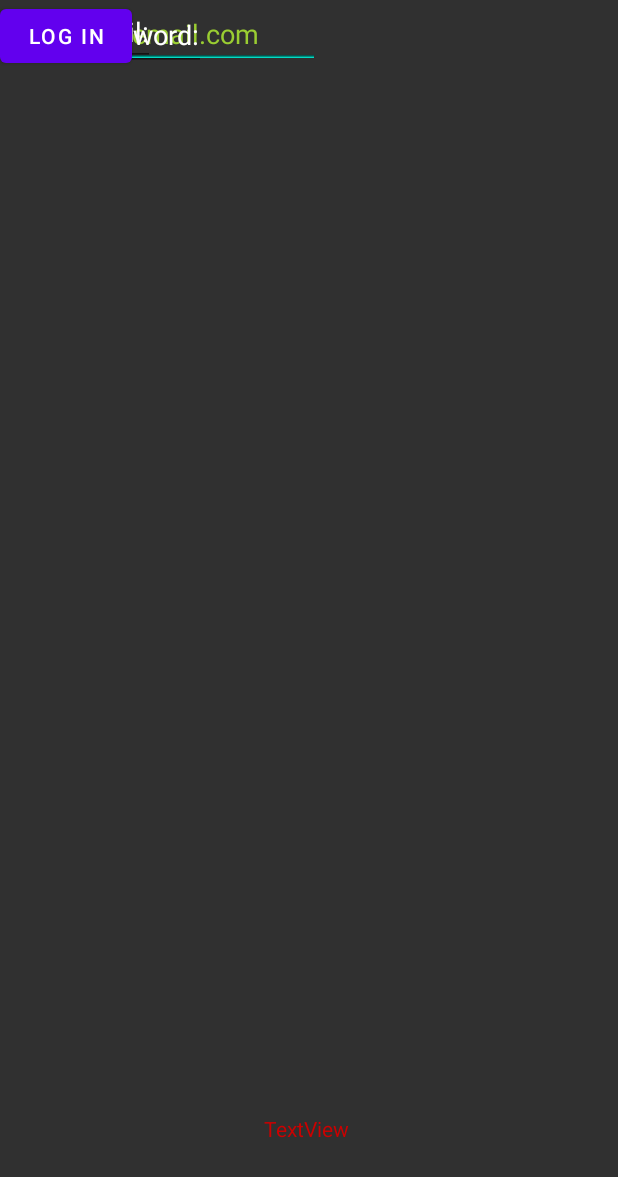
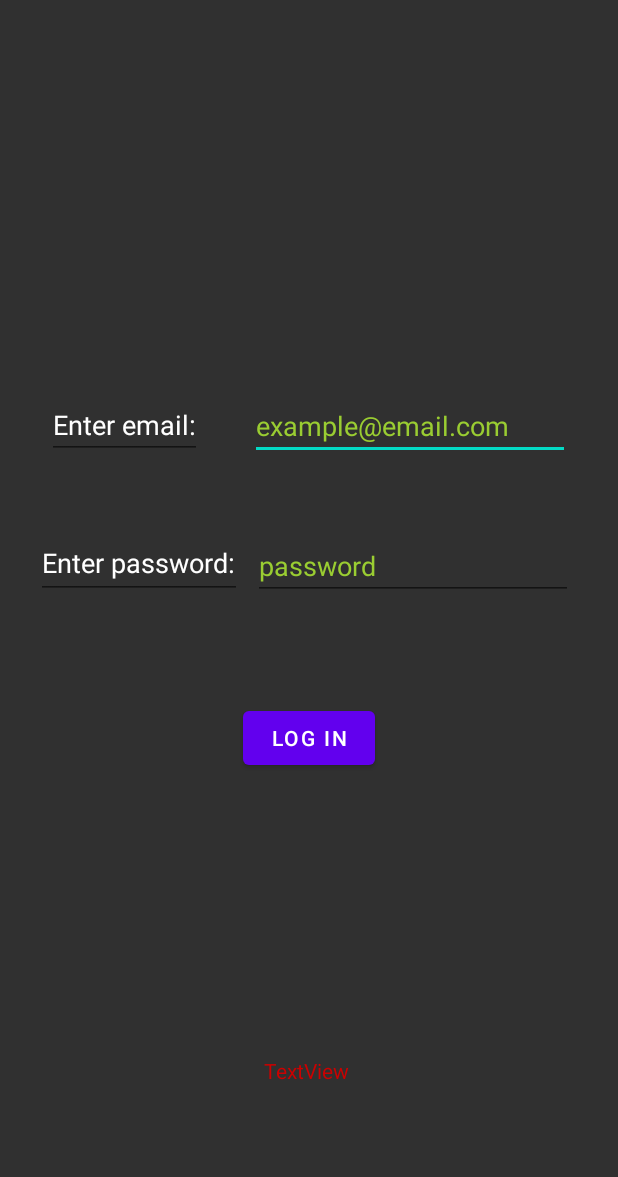
Before and after one commit to McGill-ECSE321-Winter2022/project-group-group-12, an Android app: the layout fragment_login.xml on its own in the app's theme, with its tools: preview values and no code run, on a phone screen of 412 x 824 dp. Shown: the top 1177 px of the screen. Run offline under Robolectric (Android 15) with nearby library versions, the light colour scheme and no system bars.

Commit message:
Create new login fragment

```diff
--- a/GSSS-Android/app/build.gradle
+++ b/GSSS-Android/app/build.gradle
@@ -37,6 +37,7 @@ dependencies {
     implementation 'androidx.constraintlayout:constraintlayout:2.0.4'
     implementation 'androidx.navigation:navigation-fragment:2.3.5'
     implementation 'androidx.navigation:navigation-ui:2.3.5'
+    implementation 'androidx.legacy:legacy-support-v4:1.0.0'
     testImplementation 'junit:junit:4.13.2'
     androidTestImplementation 'androidx.test.ext:junit:1.1.3'
     androidTestImplementation 'androidx.test.espresso:espresso-core:3.4.0'
--- a/GSSS-Android/app/src/main/res/layout/fragment_first.xml
+++ b/GSSS-Android/app/src/main/res/layout/fragment_login.xml
@@ -4,15 +4,19 @@
     xmlns:tools="http://schemas.android.com/tools"
     android:layout_width="match_parent"
     android:layout_height="match_parent"
-    tools:context=".FirstFragment">
+    tools:context=".LoginFragment">
 
     <Button
         android:id="@+id/button_first"
         android:layout_width="wrap_content"
         android:layout_height="wrap_content"
+        android:layout_marginStart="161dp"
+        android:layout_marginTop="68dp"
+        android:layout_marginEnd="162dp"
         android:text="@string/login"
-        tools:layout_editor_absoluteX="161dp"
-        tools:layout_editor_absoluteY="471dp" />
+        app:layout_constraintEnd_toEndOf="parent"
+        app:layout_constraintStart_toStartOf="parent"
+        app:layout_constraintTop_toBottomOf="@+id/loginPassword" />
 
     <TextView
         android:id="@+id/error"
@@ -21,58 +25,67 @@
         android:layout_marginStart="176dp"
         android:layout_marginTop="140dp"
         android:layout_marginEnd="177dp"
-        android:layout_marginBottom="62dp"
+        android:layout_marginBottom="53dp"
         android:text="TextView"
         android:textColor="@android:color/holo_red_dark"
         app:layout_constraintBottom_toBottomOf="parent"
         app:layout_constraintEnd_toEndOf="parent"
         app:layout_constraintHorizontal_bias="0.0"
         app:layout_constraintStart_toStartOf="parent"
-        app:layout_constraintTop_toBottomOf="@+id/button_first"
-        app:layout_constraintVertical_bias="1.0" />
+        app:layout_constraintTop_toBottomOf="@+id/button_first" />
 
     <EditText
         android:id="@+id/loginEmail"
         android:layout_width="wrap_content"
         android:layout_height="wrap_content"
+        android:layout_marginTop="261dp"
+        android:layout_marginEnd="32dp"
         android:ems="10"
         android:hint="@string/emailHint"
         android:inputType="textEmailAddress"
         android:textColor="@color/white"
         android:textColorHint="@color/GSSSgreen"
-        tools:layout_editor_absoluteX="169dp"
-        tools:layout_editor_absoluteY="261dp" />
+        app:layout_constraintEnd_toEndOf="parent"
+        app:layout_constraintTop_toTopOf="parent" />
 
     <EditText
         android:id="@+id/loginPassword"
         android:layout_width="wrap_content"
         android:layout_height="wrap_content"
+        android:layout_marginStart="9dp"
+        android:layout_marginTop="48dp"
+        android:layout_marginEnd="32dp"
         android:ems="10"
         android:hint="@string/passwordHint"
         android:inputType="textPassword"
         android:textColor="@color/white"
         android:textColorHint="@color/GSSSgreen"
-        tools:layout_editor_absoluteX="169dp"
-        tools:layout_editor_absoluteY="354dp" />
+        app:layout_constraintEnd_toEndOf="parent"
+        app:layout_constraintStart_toEndOf="@+id/editTextTextPersonName5"
+        app:layout_constraintTop_toBottomOf="@+id/loginEmail" />
 
     <EditText
         android:id="@+id/editTextTextPersonName4"
         android:layout_width="103dp"
         android:layout_height="44dp"
+        android:layout_marginStart="31dp"
+        android:layout_marginTop="262dp"
         android:ems="10"
         android:inputType="textPersonName"
         android:text="@string/emailPrompt"
-        tools:layout_editor_absoluteX="31dp"
-        tools:layout_editor_absoluteY="262dp" />
+        app:layout_constraintStart_toStartOf="parent"
+        app:layout_constraintTop_toTopOf="parent" />
 
     <EditText
         android:id="@+id/editTextTextPersonName5"
         android:layout_width="137dp"
         android:layout_height="47dp"
+        android:layout_marginStart="24dp"
+        android:layout_marginTop="46dp"
         android:ems="10"
         android:inputType="textPersonName"
         android:text="@string/passwordPrompt"
-        tools:layout_editor_absoluteX="24dp"
-        tools:layout_editor_absoluteY="352dp" />
+        app:layout_constraintStart_toStartOf="parent"
+        app:layout_constraintTop_toBottomOf="@+id/editTextTextPersonName4" />
 
 </androidx.constraintlayout.widget.ConstraintLayout>
--- a/GSSS-Android/app/src/main/res/values/strings.xml
+++ b/GSSS-Android/app/src/main/res/values/strings.xml
@@ -15,4 +15,6 @@
     <string name="passwordPrompt">Enter password:</string>
     <string name="emailHint">example@email.com</string>
     <string name="passwordHint">password</string>
+    <!-- TODO: Remove or change this placeholder text -->
+    <string name="hello_blank_fragment">Hello blank fragment</string>
 </resources>
```
Also changed, not shown: GSSS-Android/app/src/main/java/ca/mcgill/ecse321/GSSS/FirstFragment.java (deleted, +0 -47 lines), GSSS-Android/app/src/main/java/ca/mcgill/ecse321/GSSS/LoginFragment.java (added, +92 -0 lines), GSSS-Android/app/src/main/java/ca/mcgill/ecse321/GSSS/MainActivity.java (+4 -48 lines), GSSS-Android/app/src/main/java/ca/mcgill/ecse321/GSSS/SecondFragment.java (deleted, +0 -47 lines), GSSS-Android/app/src/main/res/layout/fragment_second.xml (deleted, +0 -27 lines).
